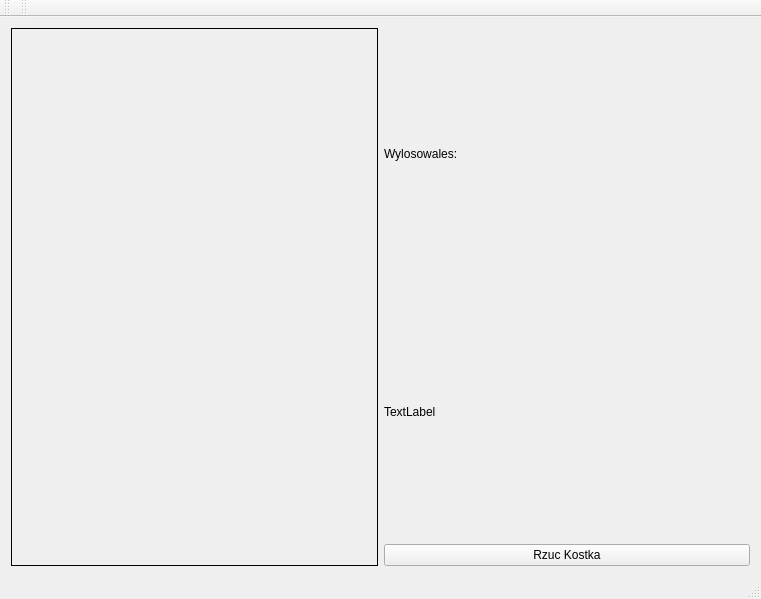
The window that mainwindow.ui (Siamil/monopoly2) describes before a commit, drawn with Qt 5.
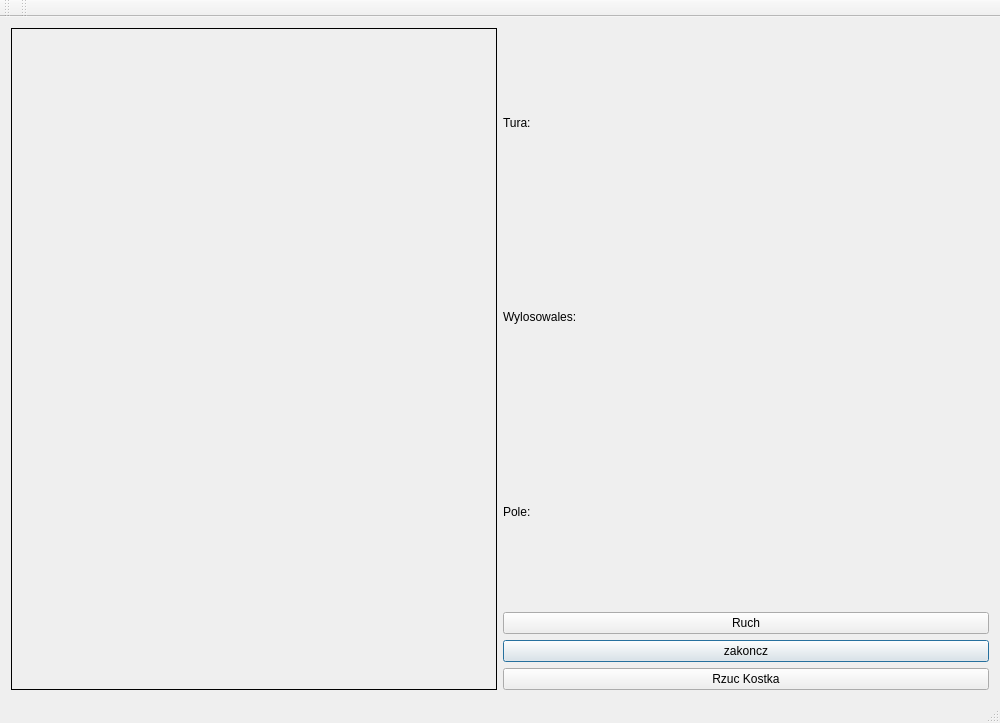
The same window after the commit. Icons and pictures are not drawn.

Commit message: ruch+kostka wstepnie

Diff of the .ui file:
```diff
--- a/mainwindow.ui
+++ b/mainwindow.ui
@@ -6,8 +6,8 @@
    <rect>
     <x>0</x>
     <y>0</y>
-    <width>761</width>
-    <height>599</height>
+    <width>1000</width>
+    <height>723</height>
    </rect>
   </property>
   <property name="baseSize">
@@ -37,7 +37,14 @@
     <item>
      <layout class="QVBoxLayout" name="verticalLayout">
       <item>
-       <widget class="QLabel" name="label_3">
+       <widget class="QLabel" name="lTura">
+        <property name="text">
+         <string>Tura:</string>
+        </property>
+       </widget>
+      </item>
+      <item>
+       <widget class="QLabel" name="lDice">
         <property name="text">
          <string>Wylosowales:</string>
         </property>
@@ -46,12 +53,35 @@
       <item>
        <widget class="QLabel" name="label_2">
         <property name="text">
-         <string>TextLabel</string>
+         <string>Pole:</string>
         </property>
        </widget>
       </item>
       <item>
-       <widget class="QPushButton" name="pushButton">
+       <widget class="QPushButton" name="bMove">
+        <property name="text">
+         <string>Ruch</string>
+        </property>
+        <property name="flat">
+         <bool>false</bool>
+        </property>
+       </widget>
+      </item>
+      <item>
+       <widget class="QPushButton" name="bZakoncz">
+        <property name="text">
+         <string>zakoncz</string>
+        </property>
+        <property name="default">
+         <bool>true</bool>
+        </property>
+        <property name="flat">
+         <bool>false</bool>
+        </property>
+       </widget>
+      </item>
+      <item>
+       <widget class="QPushButton" name="bDice">
         <property name="text">
          <string>Rzuc Kostka</string>
         </property>
```
Left out of the diff: 8 changed lines with no effect on the pictures. The commit also changes 7 other files.
